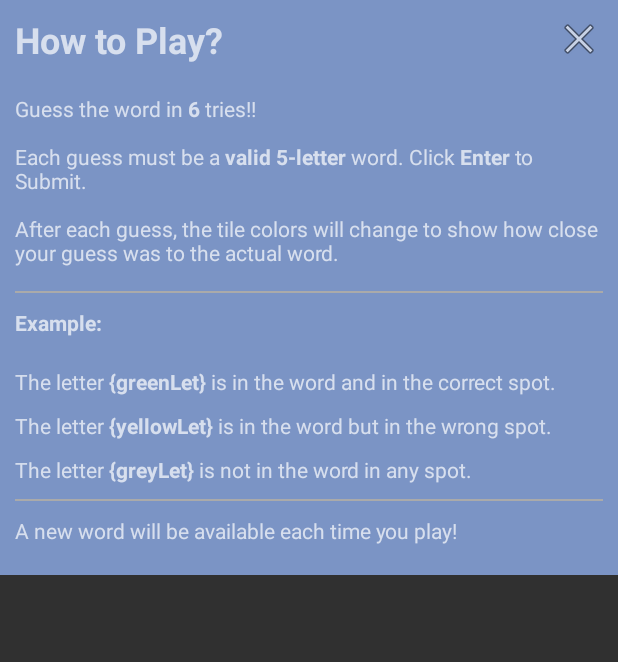
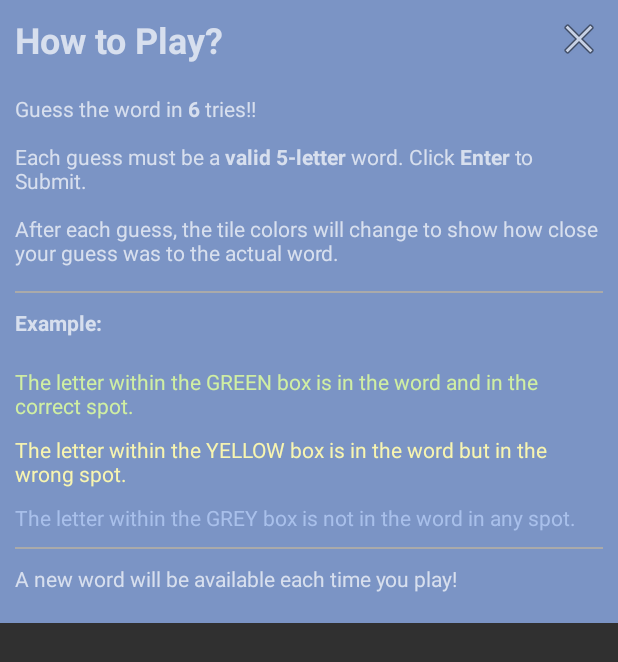
Before and after one commit to Anupama1912/CS2340-gameSuite, an Android app: the layout instr_wordle.xml on its own in the app's theme, with its tools: preview values and no code run, on a phone screen of 412 x 824 dp. Shown: the top 662 px of the screen. Run offline under Robolectric (Android 15) with nearby library versions, the phone set to English and light mode, and no system bars; Roboto replaces fonts that are not available here.

Commit message:
Update wordle instr dialog text and colors

```diff
--- a/GameSuite2/app/src/main/java/com/example/gamesuite/AboutActivity.java
+++ b/GameSuite2/app/src/main/java/com/example/gamesuite/AboutActivity.java
@@ -1,3 +1,4 @@
+/*
 package com.example.gamesuite;
 
 import androidx.appcompat.app.AppCompatActivity;
@@ -26,3 +27,4 @@ public class AboutActivity extends AppCompatActivity {
         });
     }
 }
+ */
--- a/GameSuite2/app/src/main/java/com/example/gamesuite/WordleActivity.java
+++ b/GameSuite2/app/src/main/java/com/example/gamesuite/WordleActivity.java
@@ -95,13 +95,13 @@ public class WordleActivity extends AppCompatActivity {
                 char c = wordleBoxArray[currWord][i].getText().toString().toLowerCase(Locale.ROOT).charAt(0);
 //                wordleBoxArray[currWord][i].setTextColor(Color.parseColor("#6C95DB"));
                 if (c == word.charAt(i)) {
-                    wordleBoxArray[currWord][i].setBackgroundColor(Color.parseColor("#d0efa3"));
+                    wordleBoxArray[currWord][i].setBackgroundColor(Color.parseColor("#d0efa3")); //green
                     //wordleBoxArray[currWord][i].setBackgroundResource(R.drawable.wordleboxes);
                     counter++;
                 } else if (word.indexOf(c) >= 0) {
-                    wordleBoxArray[currWord][i].setBackgroundColor(Color.parseColor("#f8f5b0"));
+                    wordleBoxArray[currWord][i].setBackgroundColor(Color.parseColor("#f8f5b0")); //yellow
                 } else {
-                    wordleBoxArray[currWord][i].setBackgroundColor(Color.parseColor("#a9c0eb"));
+                    wordleBoxArray[currWord][i].setBackgroundColor(Color.parseColor("#a9c0eb")); //purple
                 }
             }
             if (counter == 5) {
--- a/GameSuite2/app/src/main/res/layout/instr_wordle.xml
+++ b/GameSuite2/app/src/main/res/layout/instr_wordle.xml
@@ -48,21 +48,27 @@
             android:layout_marginVertical="10dp" />
 
         <TextView
+            android:id="@+id/instrWordle3view"
             android:layout_width="match_parent"
             android:layout_height="wrap_content"
             android:text="@string/instrWordle3"
+            android:textColor="@color/wordleGreen"
             android:layout_marginTop="10dp" />
 
         <TextView
+            android:id="@+id/instrWordle4"
             android:layout_width="match_parent"
             android:layout_height="wrap_content"
             android:text="@string/instrWordle4"
+            android:textColor="@color/wordleYellow"
             android:layout_marginTop="10dp" />
 
         <TextView
+            android:id="@+id/instrWordle5"
             android:layout_width="match_parent"
             android:layout_height="wrap_content"
             android:text="@string/instrWordle5"
+            android:textColor="@color/wordleDark"
             android:layout_marginVertical="10dp" />
 
         <View style="@style/Divider"/>
--- a/GameSuite2/app/src/main/res/values/colors.xml
+++ b/GameSuite2/app/src/main/res/values/colors.xml
@@ -11,7 +11,7 @@
     <color name="transitionBg">#EADFEC</color>
 
     <!-- Day colors -->
-    <color name="dButtonBg">#F6ED98</color> //pale yellow
+    <color name="dButtonBg">#F6ED98</color> //light yellow
     <color name="dButtonTxt">#C69B1A</color> //dune yellow
     <color name="dTitle">#FF6200EE</color> //purple_500
 
@@ -19,4 +19,9 @@
     <color name="nButtonBg">#A2AEFF</color> //violet
     <color name="nButtonTxt">#4D3E8F</color> //dark purple
     <color name="nTitle">#FF3700B3</color> //purple_700
+
+    <!-- Wordle colors -->
+    <color name="wordleGreen">#d0efa3</color> //pale green
+    <color name="wordleYellow">#f8f5b0</color> //pale yellow
+    <color name="wordleDark">#a9c0eb</color> //dark color/purple
 </resources>
--- a/GameSuite2/app/src/main/res/values/strings.xml
+++ b/GameSuite2/app/src/main/res/values/strings.xml
@@ -12,9 +12,9 @@
     <string name="instrWordle1">Guess the word in <b>6</b> tries!!\n\nEach guess must be a <b>valid 5-letter</b> word. Click <b>Enter</b> to Submit.\n\nAfter each guess, the tile colors will change to show how close your guess was to the actual word.\n
     </string>
     <string name="instrWordle2"><b>Example:</b></string>
-    <string name="instrWordle3">The letter <b>{greenLet}</b> is in the word and in the correct spot.</string>
-    <string name="instrWordle4">The letter <b>{yellowLet}</b> is in the word but in the wrong spot.</string>
-    <string name="instrWordle5">The letter <b>{greyLet}</b> is not in the word in any spot.</string>
+    <string name="instrWordle3">The letter within the GREEN box is in the word and in the correct spot.</string>
+    <string name="instrWordle4">The letter within the YELLOW box is in the word but in the wrong spot.</string>
+    <string name="instrWordle5">The letter within the GREY box is not in the word in any spot.</string>
     <string name="instrWordle6">A new word will be available each time you play!</string>
 
 </resources>
```
